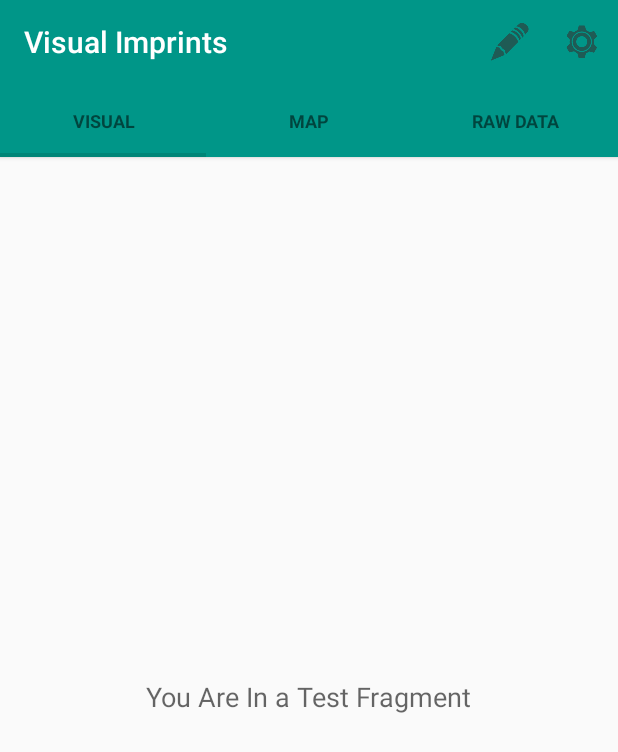
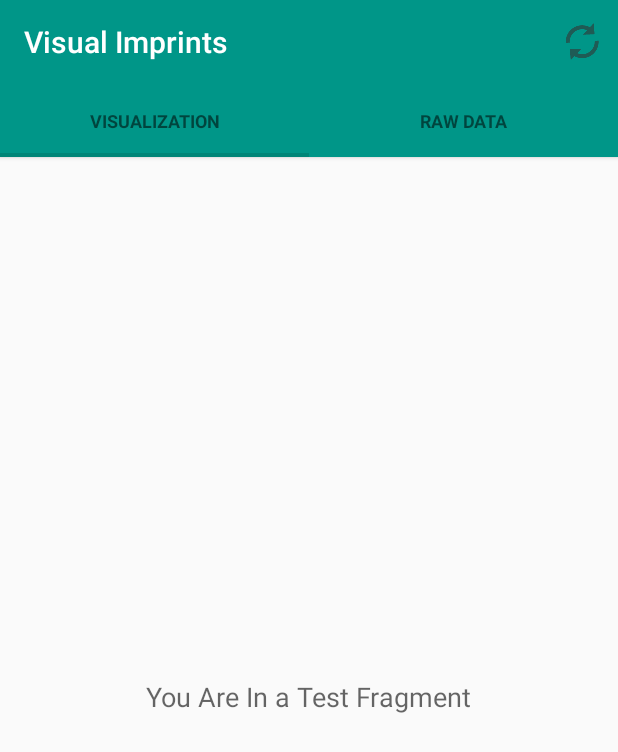
Before and after one commit to clidwin/Thesis-App, an Android app: the screen it shows after launch (MainActivity), on a phone screen of 412 x 824 dp. Shown: the top 752 px of the screen. Run offline under Robolectric (Android 15) with nearby library versions, the phone set to English and light mode, and no system bars.

Commit message:
Foreground Process
This makes Visual Imprints’ GpsLocationService a foreground process,
making it less likely to be killed off by other background processes.

Also some minor changes to UI in preparation for Processing sketch
support.

```diff
--- a/app/src/main/java/com/clidwin/android/visualimprints/Constants.java
+++ b/app/src/main/java/com/clidwin/android/visualimprints/Constants.java
@@ -35,7 +35,7 @@ public final class Constants {
     /**
      * Desired interval for location updates in milliseconds (updates may be more or less frequent)
      */
-    public static final long FASTEST_UPDATE_INTERVAL = 15000; //15 seconds
+    public static final long FASTEST_UPDATE_INTERVAL = 20000; //20 seconds
 
     /**
      * Desired distance to receive location updates in meters (updates may be more or less frequent)
--- a/app/src/main/java/com/clidwin/android/visualimprints/activities/MainActivity.java
+++ b/app/src/main/java/com/clidwin/android/visualimprints/activities/MainActivity.java
@@ -46,7 +46,7 @@ public class MainActivity extends AppCompatActivity {
     ViewPager pager;
     ViewPagerAdapter viewPageAdapter;
     SlidingTabLayout tabs;
-    CharSequence titles[]={"Visual", "Map","Raw Data"};
+    CharSequence titles[]={"Visualization", "Raw Data"};
     private DatabaseAdapter dbAdapter;
 
     @Override
@@ -109,9 +109,9 @@ public class MainActivity extends AppCompatActivity {
         int id = item.getItemId();
 
         //noinspection SimplifiableIfStatement
-        if (id == R.id.action_settings) {
+        /*if (id == R.id.action_settings) {
             return true;
-        }
+        }*/
 
         return super.onOptionsItemSelected(item);
     }
--- a/app/src/main/java/com/clidwin/android/visualimprints/fragments/RawDataFragment.java
+++ b/app/src/main/java/com/clidwin/android/visualimprints/fragments/RawDataFragment.java
@@ -84,6 +84,7 @@ public class RawDataFragment extends Fragment implements OnClickListener {
 
     private ArrayList<TableRow> selectedRows;
     private boolean rowsClickable = false;
+    private GpsLocationReceiver mGpsLocationReceiver;
 
     @Override
     public View onCreateView(LayoutInflater inflater, @Nullable ViewGroup container,
@@ -111,6 +112,18 @@ public class RawDataFragment extends Fragment implements OnClickListener {
         return view;
     }
 
+    @Override
+    public void onPause() {
+        super.onPause();
+        closeReceiver();
+    }
+
+    @Override
+    public void onResume() {
+        super.onResume();
+        openReceiver();
+    }
+
     private void linkUiElements(View view) {
         mAllLocationsListLayout =
                 (LinearLayout) view.findViewById(R.id.all_locations_linear_layout);
@@ -125,10 +138,14 @@ public class RawDataFragment extends Fragment implements OnClickListener {
     private void openReceiver() {
         IntentFilter mGpsLocationFilter = new IntentFilter(Constants.BROADCAST_ACTION);
 
-        GpsLocationReceiver mGpsLocationReceiver = new GpsLocationReceiver();
+        mGpsLocationReceiver = new GpsLocationReceiver();
         LocalBroadcastManager.getInstance(getActivity()).registerReceiver(
                 mGpsLocationReceiver,
                 mGpsLocationFilter);
+    }
+
+    private void closeReceiver() {
+        LocalBroadcastManager.getInstance(getActivity()).unregisterReceiver(mGpsLocationReceiver);
     }
 
     /**
@@ -186,6 +203,7 @@ public class RawDataFragment extends Fragment implements OnClickListener {
                         return;
                     }
 
+                    //TODO(clidwin): Figure out why toast isn't showing up
                     showToast("Loading data...");
                     String dateText = ((TextView) row.getChildAt(0)).getText().toString();
                     Date date;
@@ -396,17 +414,24 @@ public class RawDataFragment extends Fragment implements OnClickListener {
     public boolean onOptionsItemSelected(MenuItem item) {
         // Handle presses on the action bar items
         switch (item.getItemId()) {
-            case R.id.edit_rows:
+            case R.id.refresh_rows:
+                mAllLocationsListLayout.removeAllViewsInLayout();
+                loadDatabaseContents();
+                return true;
+            /*case R.id.edit_rows:
                 rowsClickable = !rowsClickable;
                 toggleClickableRows();
                 return true;
             case R.id.action_settings:
                 showToast("Merging selected rows.");
                 mergeLocations();
-                return true;
+                return true;*/
             default:
                 return super.onOptionsItemSelected(item);
         }
+    }
+
+    private void removeAllDatabaseContents() {
     }
 
     private void mergeLocations() {
@@ -528,6 +553,10 @@ public class RawDataFragment extends Fragment implements OnClickListener {
 
         @Override
         public void onReceive(Context context, Intent intent) {
+            if(!isAdded()) {
+                return;
+            }
+
            String broadcastUpdate = intent.getStringExtra(Constants.BROADCAST_UPDATE);
            if (broadcastUpdate != null) {
                switch (broadcastUpdate) {
--- a/app/src/main/java/com/clidwin/android/visualimprints/fragments/TestFragment.java
+++ b/app/src/main/java/com/clidwin/android/visualimprints/fragments/VisualizationFragment.java
@@ -15,12 +15,12 @@ import com.clidwin.android.visualimprints.R;
  * @author Christina Lidwin
  * @version May 12, 2015
  */
-public class TestFragment extends Fragment {
+public class VisualizationFragment extends Fragment {
 
     @Override
     public View onCreateView(LayoutInflater inflater, @Nullable ViewGroup container,
                              @Nullable Bundle savedInstanceState) {
-        View v =inflater.inflate(R.layout.fragment_test,container,false);
+        View v =inflater.inflate(R.layout.fragment_visualization,container,false);
         return v;
     }
 }
--- a/app/src/main/java/com/clidwin/android/visualimprints/layout/ViewPagerAdapter.java
+++ b/app/src/main/java/com/clidwin/android/visualimprints/layout/ViewPagerAdapter.java
@@ -6,7 +6,7 @@ import android.support.v4.app.FragmentStatePagerAdapter;
 
 import com.clidwin.android.visualimprints.fragments.MapViewFragment;
 import com.clidwin.android.visualimprints.fragments.RawDataFragment;
-import com.clidwin.android.visualimprints.fragments.TestFragment;
+import com.clidwin.android.visualimprints.fragments.VisualizationFragment;
 
 /**
  * Manages the fragment views within an activity.
@@ -30,11 +30,11 @@ public class ViewPagerAdapter extends FragmentStatePagerAdapter {
     @Override
     public Fragment getItem(int position) {
         if(position == 0) {
-            TestFragment testTab = new TestFragment();
-            return testTab;
-        } else if (position == 1) {
+            VisualizationFragment visualizationTab = new VisualizationFragment();
+            return visualizationTab;
+        /*} else if (position == 1) {
             MapViewFragment mapViewTab = new MapViewFragment();
-            return mapViewTab;
+            return mapViewTab;*/
         } else{
             RawDataFragment rawDataTab = new RawDataFragment();
             return rawDataTab;
--- a/app/src/main/res/menu/main_activity_menu.xml
+++ b/app/src/main/res/menu/main_activity_menu.xml
@@ -2,13 +2,8 @@
 <menu xmlns:android="http://schemas.android.com/apk/res/android"
     xmlns:yourapp="http://schemas.android.com/apk/res-auto" >
     <!-- Settings, should always be in the overflow -->
-    <item android:id="@+id/edit_rows"
-        android:title="@string/edit_rows"
-        android:icon="@drawable/ic_action_edit"
-        yourapp:showAsAction="ifRoom"/>
-
-    <item android:id="@+id/action_settings"
-        android:title="@string/action_settings"
-        android:icon="@drawable/ic_action_settings"
+    <item android:id="@+id/refresh_rows"
+        android:title="@string/refresh_rows"
+        android:icon="@drawable/ic_action_refresh"
         yourapp:showAsAction="ifRoom"/>
 </menu>
--- a/app/src/main/res/values/strings.xml
+++ b/app/src/main/res/values/strings.xml
@@ -38,4 +38,5 @@
     <string name="stop_updates">Stop updates</string>
     <string name="all_locations_subtitle_text">Click on a date to views location data</string>
     <string name="title_activity_maps">Map</string>
+    <string name="refresh_rows">Refresh Rows</string>
 </resources>
```
Also changed, not shown: app/src/main/java/com/clidwin/android/visualimprints/services/GpsLocationService.java (+39 -12 lines), app/src/main/res/layout/fragment_visualization.xml (renamed from app/src/main/res/layout/fragment_test.xml).
